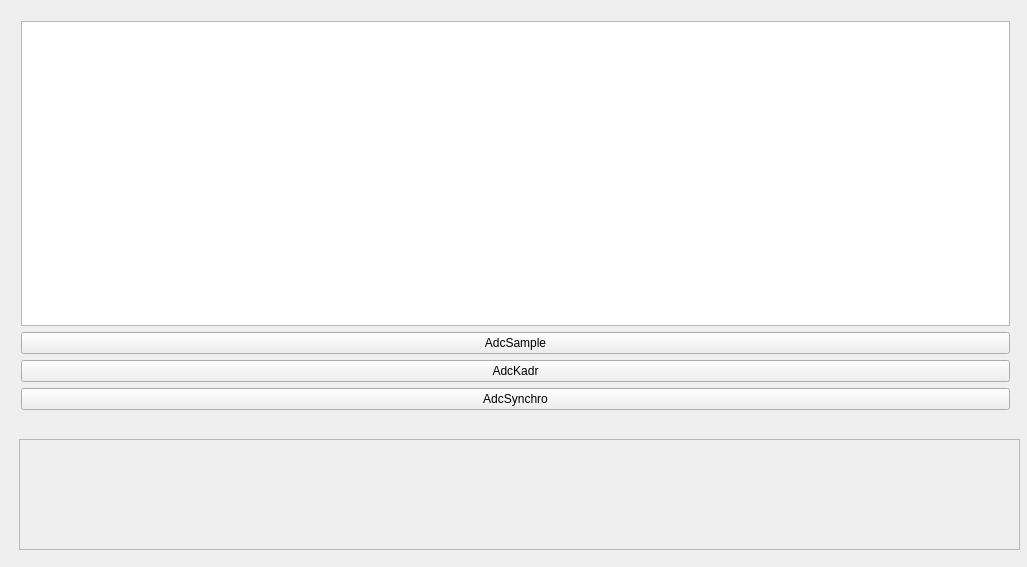
krang4d/Agrekola, file widget.ui: the form before one commit.
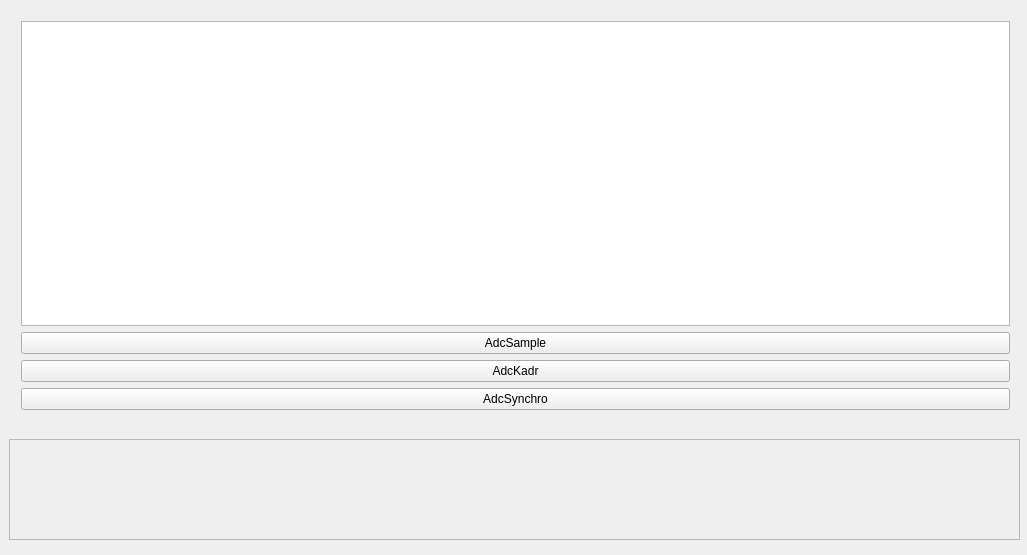
The form after the commit.

```diff
--- a/widget.ui
+++ b/widget.ui
@@ -7,7 +7,7 @@
     <x>0</x>
     <y>0</y>
     <width>1027</width>
-    <height>567</height>
+    <height>555</height>
    </rect>
   </property>
   <property name="windowTitle">
@@ -62,10 +62,10 @@
   <widget class="QFrame" name="frame_CustomPlot">
    <property name="geometry">
     <rect>
-     <x>19</x>
+     <x>9</x>
      <y>439</y>
-     <width>1001</width>
-     <height>111</height>
+     <width>1011</width>
+     <height>101</height>
     </rect>
    </property>
    <property name="frameShape">
```
Left out of the diff: 2 changed lines with no effect on the pictures.
